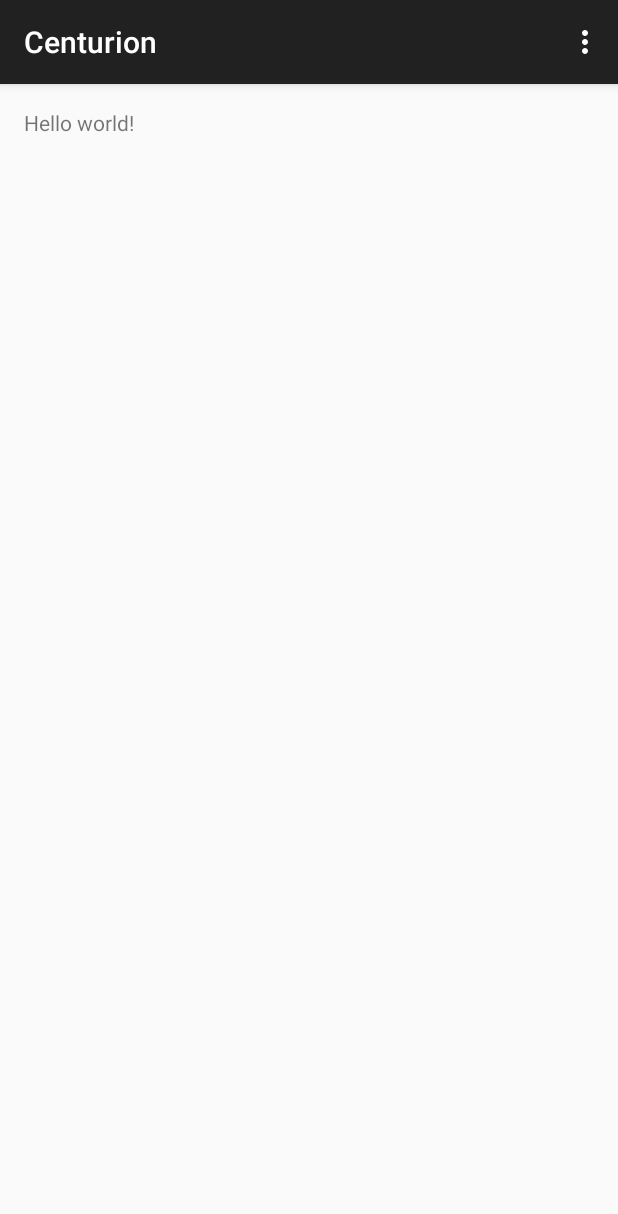
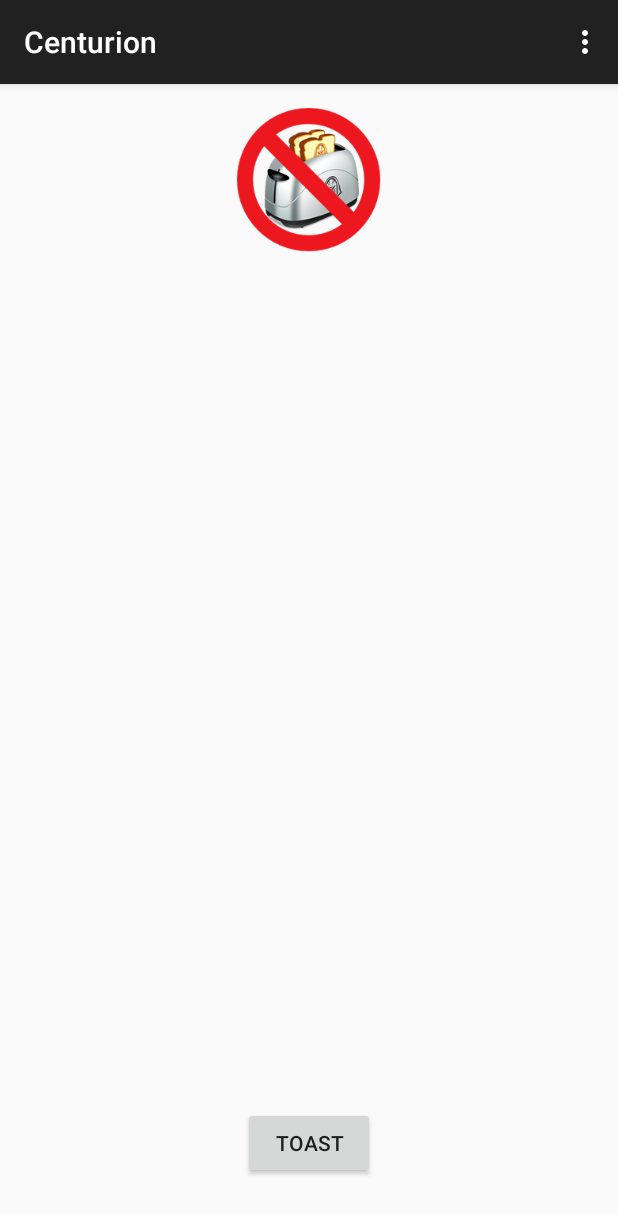
Before and after one commit to dragongears/android-toaster, an Android app: the screen it shows after launch (MainActivity), on a phone screen of 412 x 824 dp. Shown: the top 1214 px of the screen. Run offline under Robolectric (Android 15) with nearby library versions, the light colour scheme and no system bars.

Commit message:
Add toaster images

```diff
--- a/app/src/main/res/layout/fragment_main.xml
+++ b/app/src/main/res/layout/fragment_main.xml
@@ -8,9 +8,21 @@
     android:paddingBottom="@dimen/activity_vertical_margin"
     tools:context="com.dragongears.centurion.app.MainActivity$PlaceholderFragment">
 
-    <TextView
-        android:text="@string/hello_world"
+    <ImageView
         android:layout_width="wrap_content"
-        android:layout_height="wrap_content" />
+        android:layout_height="wrap_content"
+        android:id="@+id/imageView"
+        android:layout_centerHorizontal="true"
+        android:src="@drawable/ic_no_connection"
+        android:layout_alignParentTop="true" />
+
+    <Button
+        android:layout_width="wrap_content"
+        android:layout_height="wrap_content"
+        android:text="Toast"
+        android:id="@+id/button"
+        android:layout_alignParentBottom="true"
+        android:layout_centerHorizontal="true"
+        android:layout_marginBottom="22dp" />
 
 </RelativeLayout>
```
Also changed, not shown: app/src/main/res/drawable-hdpi/ic_no_connection.png (added), app/src/main/res/drawable-hdpi/ic_toast_down.png (added), app/src/main/res/drawable-hdpi/ic_toast_up.png (added), app/src/main/res/drawable-mdpi/ic_no_connection.png (added), app/src/main/res/drawable-mdpi/ic_toast_down.png (added), app/src/main/res/drawable-mdpi/ic_toast_up.png (added), app/src/main/res/drawable-xhdpi/ic_no_connection.png (added), app/src/main/res/drawable-xhdpi/ic_toast_down.png (added), app/src/main/res/drawable-xhdpi/ic_toast_up.png (added), app/src/main/res/drawable-xxhdpi/ic_no_connection.png (added), app/src/main/res/drawable-xxhdpi/ic_toast_down.png (added), app/src/main/res/drawable-xxhdpi/ic_toast_up.png (added).
